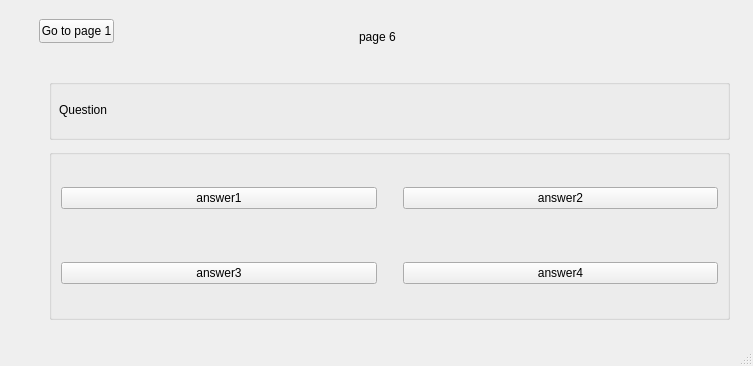
The window that Client/mainwindow.ui (AlexandruNuta/ProjectModernCPP) describes before a commit, drawn with Qt 5.
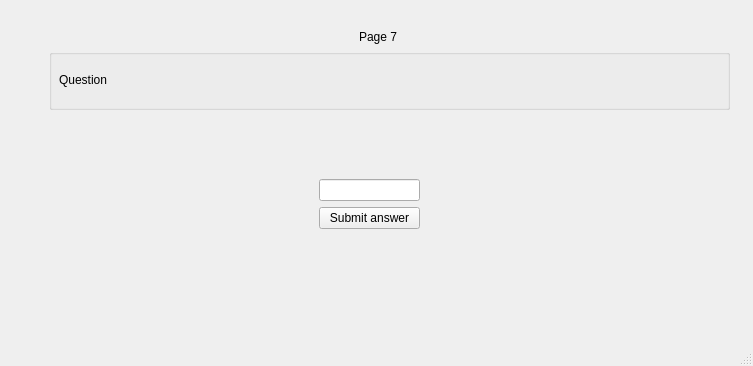
The same window after the commit.

Commit message: Added Numerical Answer Question Answering phase page in user interface.

Diff of the .ui file:
```diff
--- a/Client/mainwindow.ui
+++ b/Client/mainwindow.ui
@@ -18,7 +18,7 @@
     <item>
      <widget class="QStackedWidget" name="stackedWidget">
       <property name="currentIndex">
-       <number>5</number>
+       <number>6</number>
       </property>
       <widget class="QWidget" name="page_1">
        <widget class="QGroupBox" name="groupBox_2">
@@ -317,24 +317,11 @@
          <string>page 6</string>
         </property>
        </widget>
-       <widget class="QPushButton" name="pushButton_goto_page_1">
-        <property name="geometry">
-         <rect>
-          <x>30</x>
-          <y>10</y>
-          <width>75</width>
-          <height>24</height>
-         </rect>
-        </property>
-        <property name="text">
-         <string>Go to page 1</string>
-        </property>
-       </widget>
        <widget class="QGroupBox" name="groupBox_4">
         <property name="geometry">
          <rect>
           <x>40</x>
-          <y>70</y>
+          <y>40</y>
           <width>681</width>
           <height>61</height>
          </rect>
@@ -434,6 +421,69 @@
         </layout>
        </widget>
       </widget>
+      <widget class="QWidget" name="page_7">
+       <widget class="QLabel" name="label_9">
+        <property name="geometry">
+         <rect>
+          <x>350</x>
+          <y>20</y>
+          <width>49</width>
+          <height>16</height>
+         </rect>
+        </property>
+        <property name="text">
+         <string>Page 7</string>
+        </property>
+       </widget>
+       <widget class="QGroupBox" name="groupBox_6">
+        <property name="geometry">
+         <rect>
+          <x>40</x>
+          <y>40</y>
+          <width>681</width>
+          <height>61</height>
+         </rect>
+        </property>
+        <property name="title">
+         <string/>
+        </property>
+        <widget class="QLabel" name="NumericalAnswerQuestionLabel">
+         <property name="geometry">
+          <rect>
+           <x>10</x>
+           <y>10</y>
+           <width>661</width>
+           <height>41</height>
+          </rect>
+         </property>
+         <property name="text">
+          <string>Question</string>
+         </property>
+        </widget>
+       </widget>
+       <widget class="QWidget" name="">
+        <property name="geometry">
+         <rect>
+          <x>310</x>
+          <y>170</y>
+          <width>101</width>
+          <height>51</height>
+         </rect>
+        </property>
+        <layout class="QVBoxLayout" name="verticalLayout_5">
+         <item>
+          <widget class="QLineEdit" name="NumericalAnswerField"/>
+         </item>
+         <item>
+          <widget class="QPushButton" name="pushButton_SubmitAnswer">
+           <property name="text">
+            <string>Submit answer</string>
+           </property>
+          </widget>
+         </item>
+        </layout>
+       </widget>
+      </widget>
      </widget>
     </item>
    </layout>
```
Left out of the diff: 2 changed lines with no effect on the pictures. The commit also changes 7 other files.
